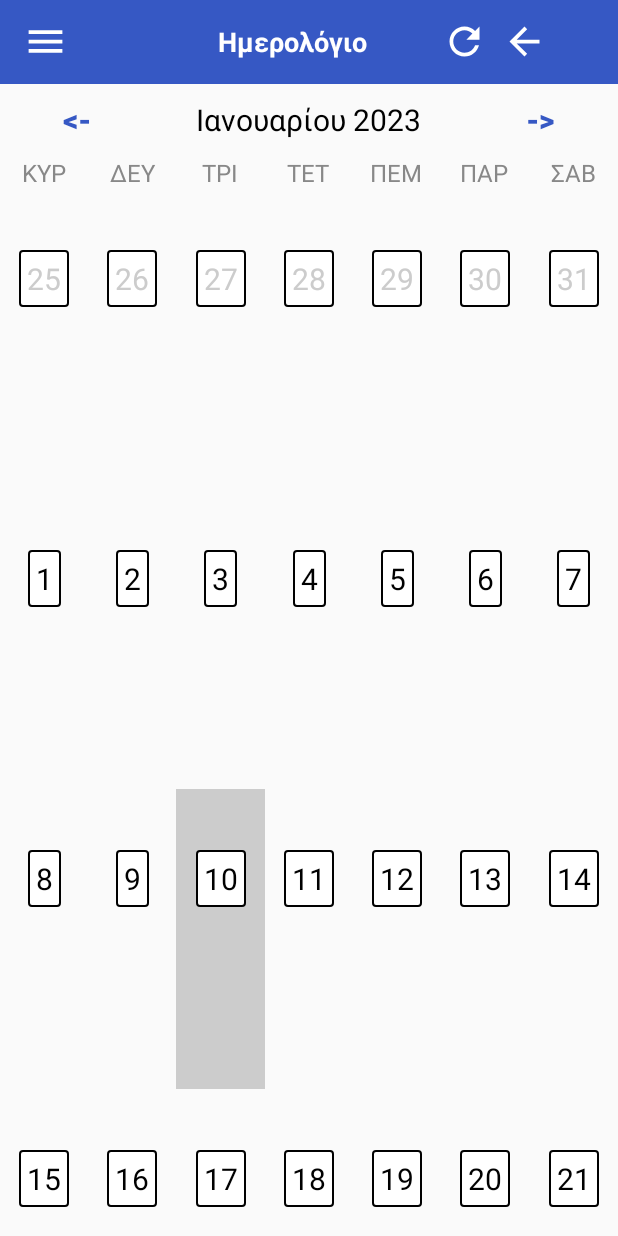
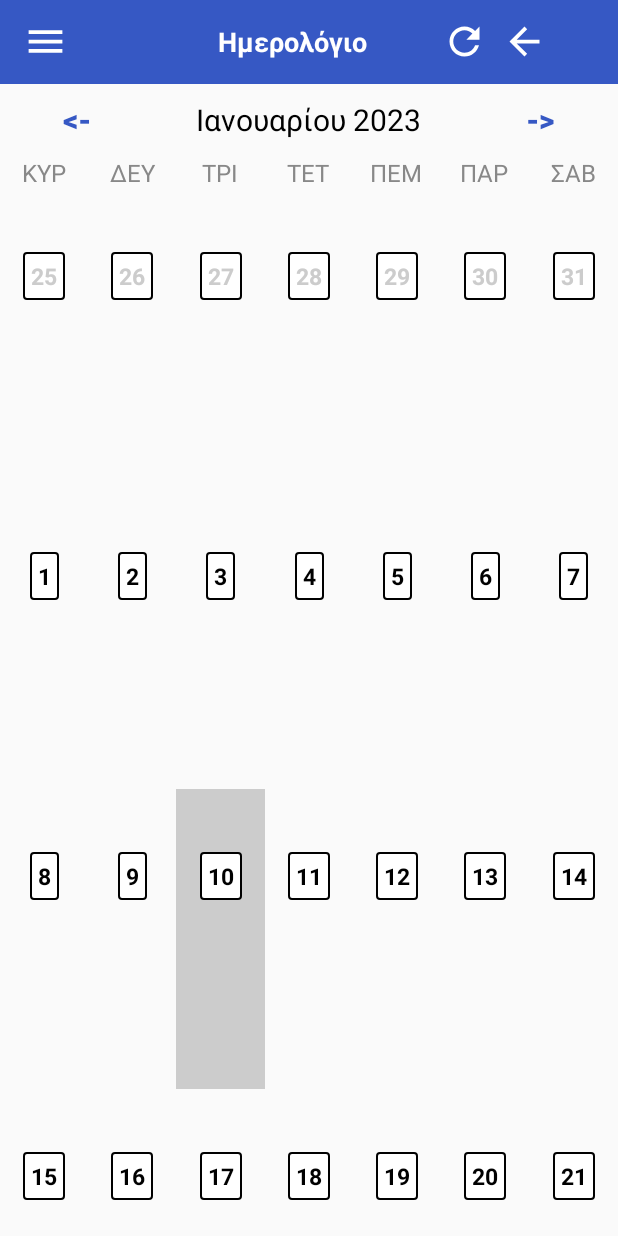
Before and after one commit to Chrisdamia99/CalendarCapital, an Android app: the screen it shows after launch (MainActivity), in the side drawer, after a tap on "Μήνας", on a phone screen of 412 x 824 dp. Run offline under Robolectric (Android 15) with nearby library versions, the phone set to English and light mode, and no system bars.

Commit message:
Two loop work mediate to show blocks, 94-135 CalendarAdapter.java

```diff
--- a/app/src/main/java/com/example/calendarcapital/EventEdit.java
+++ b/app/src/main/java/com/example/calendarcapital/EventEdit.java
@@ -217,12 +217,6 @@ public class EventEdit extends AppCompatActivity {
         timePickerDialog.show();
     }
 
-    private void updateTimeText(Calendar c)
-    {
-        String timeTxt = "Alarm set for: ";
-        timeTxt += DateFormat.getTimeInstance(DateFormat.SHORT).format(c);
-        Toast.makeText(this, timeTxt, Toast.LENGTH_SHORT).show();
-    }
 
     private void startAlarm(Calendar c)
     {
--- a/app/src/main/java/com/example/calendarcapital/MainActivity.java
+++ b/app/src/main/java/com/example/calendarcapital/MainActivity.java
@@ -4,6 +4,7 @@ import static com.example.calendarcapital.CalendarUtils.daysInMonthArray;
 import static com.example.calendarcapital.CalendarUtils.daysInWeekArray;
 import static com.example.calendarcapital.CalendarUtils.monthYearFromDate;
 import static com.example.calendarcapital.CalendarUtils.selectedDate;
+import static com.example.calendarcapital.CalendarUtils.selectedTime;
 
 import androidx.annotation.NonNull;
 import androidx.appcompat.app.AlertDialog;
@@ -60,7 +61,6 @@ public class MainActivity extends AppCompatActivity  implements CalendarAdapter.
     NestedScrollView nestedScrollView;
     HourAdapter hourAdapter;
     Button prevMonth,nextMonth;
-    ImageView refreshMenuBtn,BackMenuBtn;
     private MyDatabaseHelper myDB = new MyDatabaseHelper(this);
      DrawerLayout drawerLayout;
 
@@ -85,6 +85,8 @@ public class MainActivity extends AppCompatActivity  implements CalendarAdapter.
                 overridePendingTransition(0, 0);
                 startActivity(getIntent());
                 overridePendingTransition(0, 0);
+                onMyBackPressed();
+
 
             }
         });
@@ -115,37 +117,6 @@ public class MainActivity extends AppCompatActivity  implements CalendarAdapter.
             }
         });
 
-//        findViewById(R.id.menu_new).setOnClickListener(new View.OnClickListener() {
-//            @Override
-//            public void onClick(View v) {
-//                PopupMenu popupMenu = new PopupMenu(getApplicationContext(),v);
-//                popupMenu.setOnMenuItemClickListener(new PopupMenu.OnMenuItemClickListener() {
-//                    public boolean onMenuItemClick(MenuItem item) {
-//
-//                        switch (item.getItemId()) {
-//                            case R.id.refreshItemOnLay:
-//                                finish();
-//                               overridePendingTransition(0, 0);
-//                                startActivity(getIntent());
-//                               overridePendingTransition(0, 0);
-//                               return true;
-//
-//                            case R.id.addEventMenu:
-//
-//
-//                                newEventAction();
-//
-//                            case R.id.previousAct:
-//                                onMyBackPressed();
-//                        }
-//
-//                        return false;
-//                    }
-//                });
-//        popupMenu.inflate(R.menu.menu_up_inlayout);
-//        popupMenu.show();
-//            }
-//        });
 
 
 
@@ -165,7 +136,7 @@ public class MainActivity extends AppCompatActivity  implements CalendarAdapter.
         stack.removeFirst();
         // Check the previous view type
         String previousViewType = stack.peekFirst();
-        if (previousViewType == null) {
+        if (previousViewType == null ) {
             // Nothing to go back to, so finish this Activity
             super.onBackPressed();
             return;
@@ -180,6 +151,9 @@ public class MainActivity extends AppCompatActivity  implements CalendarAdapter.
         }else if (previousViewType.equals("month"))
         {
             setMonthView();
+        }else if (previousViewType.equals("doubleclick"))
+        {
+            setMonthView();
         }
     }
 
@@ -191,6 +165,17 @@ public class MainActivity extends AppCompatActivity  implements CalendarAdapter.
         hourAdapter.notifyDataSetChanged();
         DialogClickedItemAndDelete();
 
+
+
+    }
+
+    private void setEventListView() {
+        hourAdapter = new HourAdapter(getApplicationContext(), AllEventsList.hourEventListFromDatabase(getApplicationContext(), myDB));
+
+
+        hourAdapter.sort((o1, o2) -> o1.events.get(0).getDate().compareTo(o2.events.get(0).getDate()));
+        hourAdapter.sort((o1, o2) -> o1.events.get(0).getTime().compareTo(o2.events.get(0).getTime()));
+        monthListView.setAdapter(hourAdapter);
 
 
     }
@@ -356,7 +341,7 @@ public class MainActivity extends AppCompatActivity  implements CalendarAdapter.
 
         if (isDoubleClicked) {
 
-
+            stack.addFirst("doubleclick");
             setDaily();
             drawerLayout.closeDrawer(GravityCompat.START);
             daysOfWeekDaily.setVisibility(View.VISIBLE);
@@ -368,7 +353,7 @@ public class MainActivity extends AppCompatActivity  implements CalendarAdapter.
         }
 
         if (date != null) {
-            CalendarUtils.selectedDate = date;
+            selectedDate = date;
 
             if (calendarRecyclerView.getMeasuredHeight() < 301) {
                 setWeek();
@@ -384,6 +369,9 @@ public class MainActivity extends AppCompatActivity  implements CalendarAdapter.
                 }
             }
         }
+
+
+
 
 
     private void setMonthView() {
@@ -485,16 +473,7 @@ public class MainActivity extends AppCompatActivity  implements CalendarAdapter.
         hourAdapter.notifyDataSetChanged();
     }
 
-    private void setEventListView() {
-        hourAdapter = new HourAdapter(getApplicationContext(), AllEventsList.hourEventListFromDatabase(getApplicationContext(), myDB));
 
-
-        hourAdapter.sort((o1, o2) -> o1.events.get(0).getDate().compareTo(o2.events.get(0).getDate()));
-        hourAdapter.sort((o1, o2) -> o1.events.get(0).getTime().compareTo(o2.events.get(0).getTime()));
-        monthListView.setAdapter(hourAdapter);
-
-
-    }
 
 
 
--- a/app/src/main/res/layout/calendar_cell.xml
+++ b/app/src/main/res/layout/calendar_cell.xml
@@ -8,20 +8,27 @@
 
 
 
-        <TextView
+        <LinearLayout
             android:layout_width="wrap_content"
             android:layout_height="wrap_content"
+                android:orientation="vertical"
+            app:layout_constraintBottom_toBottomOf="parent"
+            app:layout_constraintTop_toTopOf="parent"
+            app:layout_constraintRight_toRightOf="parent"
+            app:layout_constraintLeft_toLeftOf="parent"
+            app:layout_constraintVertical_bias="0.25">
+        <TextView
+            android:layout_width="match_parent"
+            android:layout_height="wrap_content"
+            android:gravity="center"
             android:id="@+id/cellDayText"
             android:text="1"
             android:background="@drawable/back"
             android:padding="5dp"
-            android:textSize="20sp"
+            android:textSize="15sp"
+            android:textStyle="bold"
             android:textColor="@color/black"
-            app:layout_constraintBottom_toBottomOf="parent"
-            app:layout_constraintTop_toTopOf="parent"
-            app:layout_constraintRight_toRightOf="parent"
-            app:layout_constraintLeft_toLeftOf="parent"
-            app:layout_constraintVertical_bias="0.25"
+
             />
 
         <TextView
@@ -61,5 +68,7 @@
             app:layout_constraintTop_toBottomOf="@id/eventDayText"
             app:layout_constraintVertical_bias="0.0" />
 
+        </LinearLayout>
+
 
 </androidx.constraintlayout.widget.ConstraintLayout>
```
Also changed, not shown: app/src/main/java/com/example/calendarcapital/AlarmReceiver.java (+5 -4 lines), app/src/main/java/com/example/calendarcapital/CalendarAdapter.java (+100 -22 lines).
